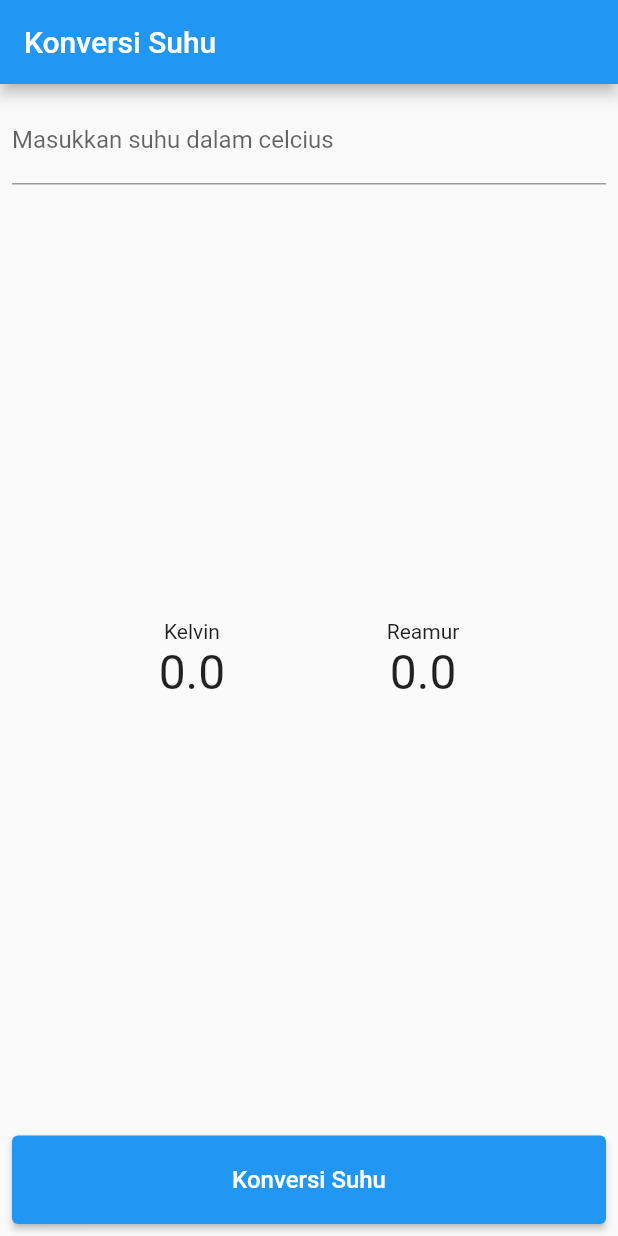
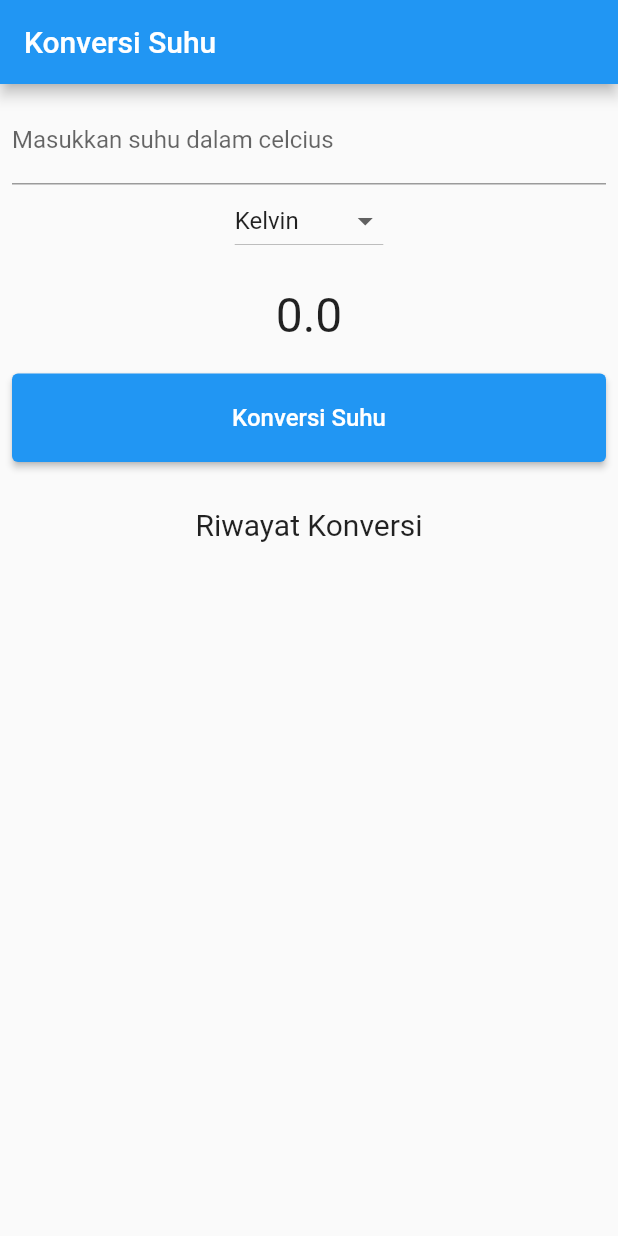
Before and after one commit to widiarsaf/convert_temperature_flutter_chapter3, a Flutter app: the screen it shows after launch, on a phone screen of 412 x 824 dp. Run offline on Flutter 3.47's test engine with Material 2 defaults, Android fonts, the phone set to English and light mode, and no system bars.

Commit message:
finish prac 4

```diff
--- /dev/null
+++ b/lib/history.dart
@@ -0,0 +1,21 @@
+import 'package:flutter/material.dart';
+
+class History extends StatelessWidget {
+  List<String> listTemperature = [];
+  History(this.listTemperature);
+
+  @override
+  Widget build(BuildContext context) {
+    return ListView(
+      children: listTemperature.map((String value) {
+        return Container(
+          margin: EdgeInsets.all(8),
+          child: Text(
+            value,
+            style: TextStyle(fontSize: 15),
+          ),
+        );
+      }).toList(),
+    );
+  }
+}
--- a/lib/main.dart
+++ b/lib/main.dart
@@ -4,6 +4,7 @@
 import './input.dart';
 import './convert.dart';
 import './result.dart';
+import './history.dart';
 
 void main() {
   runApp(const MyApp());
@@ -18,10 +19,13 @@
 
 class _MyAppState extends State<MyApp> {
   double _inputCelcius = 0;
-  double _kelvinResult = 0;
-  double _reamurResult = 0;
+  String _selectedValue = "Kelvin";
+  double _result = 0;
 
   final _celciusNumber = TextEditingController();
+  List<String> listViewItem = [];
+
+  var listItem = ["Kelvin", "Reamur", "Fahrenheit"];
 
   @override
   Widget build(BuildContext context) {
@@ -42,15 +46,34 @@
                 crossAxisAlignment: CrossAxisAlignment.center,
                 children: [
                   Input(_celciusNumber),
+                  DropdownButton<String>(
+                    items: listItem.map((String temperature) {
+                      return DropdownMenuItem<String>(
+                        value: temperature,
+                        child: Text(temperature),
+                      );
+                    }).toList(),
+                    value: _selectedValue,
+                    onChanged: (val) {
+                      changeDropdownValue(val);
+                    },
+                  ),
                   Row(
                     mainAxisAlignment: MainAxisAlignment.spaceEvenly,
                     crossAxisAlignment: CrossAxisAlignment.center,
-                    children: [
-                      Result('Kelvin', _kelvinResult),
-                      Result('Reamur', _reamurResult),
-                    ],
+                    children: [Result(_result)],
                   ),
                   Convert(convert),
+                  Container(
+                    margin: EdgeInsets.only(top: 30, bottom: 10),
+                    child: Text(
+                      "Riwayat Konversi",
+                      style: TextStyle(fontSize: 20),
+                    ),
+                  ),
+                  Expanded(
+                    child: History(listViewItem),
+                  ),
                 ]),
           ),
         ));
@@ -58,8 +81,25 @@
 
   void convert() {
     setState(() {
-      _kelvinResult = double.parse(_celciusNumber.text) - 273;
-      _reamurResult = (4 / 5) * double.parse(_celciusNumber.text);
+      _inputCelcius = double.parse(_celciusNumber.text);
+
+      if (_selectedValue == 'Kelvin') {
+        _result = _inputCelcius + 273;
+        listViewItem.add('Kelvin: ' + _result.toStringAsFixed(2));
+      } else if (_selectedValue == 'Reamur') {
+        _result = 4 / 5 * _inputCelcius;
+        listViewItem.add('Reamur: ' + _result.toStringAsFixed(2));
+      } else if (_selectedValue == 'Fahrenheit') {
+        _result = 9 / 5 * _inputCelcius + 32;
+        listViewItem.add('Fahrenheit: ' + _result.toStringAsFixed(2));
+      }
     });
   }
+
+  void changeDropdownValue(val) {
+    setState(() {
+      _selectedValue = val;
+    });
+    convert();
+  }
 }
--- a/lib/result.dart
+++ b/lib/result.dart
@@ -2,10 +2,9 @@
 import 'package:flutter/services.dart';
 
 class Result extends StatelessWidget {
-  final String title;
   final double result;
 
-  Result(this.title, this.result);
+  Result(this.result);
 
   @override
   Widget build(BuildContext context) {
@@ -13,7 +12,6 @@
       padding: EdgeInsets.fromLTRB(10, 20, 10, 20),
       child: Column(
         children: [
-          Text(title),
           Text(
             result.toString(),
             style: TextStyle(fontSize: 32),
```
